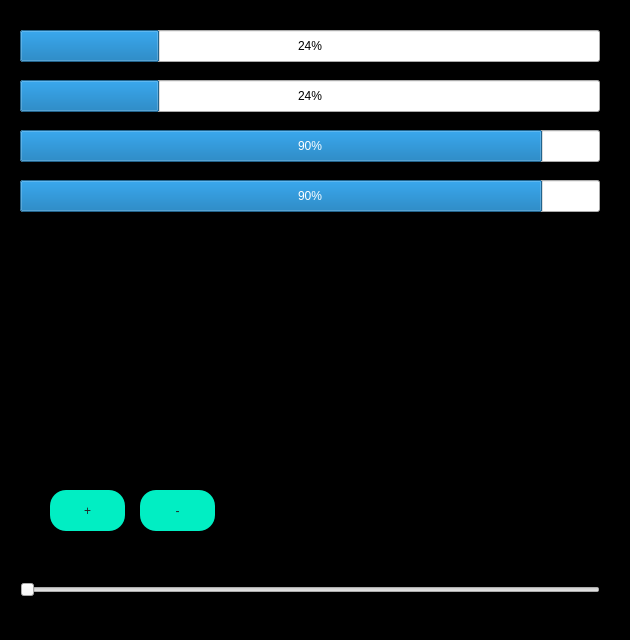
First picture: the form in progress/progressTest.ui, repository KikyoShaw/QtWidgetsApplication, before the edit.
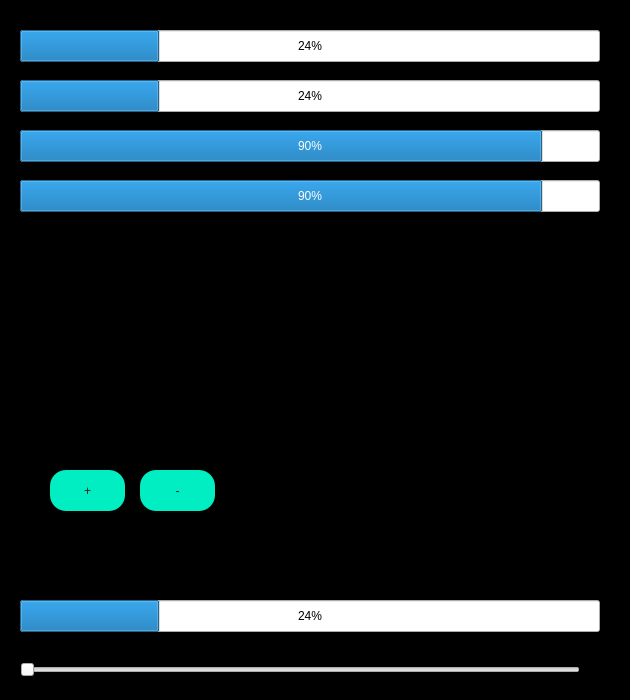
Second picture: the form after the edit. Custom widgets are drawn as their Qt base class.

What changed in the file:
```diff
--- a/progress/progressTest.ui
+++ b/progress/progressTest.ui
@@ -7,19 +7,19 @@
     <x>0</x>
     <y>0</y>
     <width>630</width>
-    <height>640</height>
+    <height>700</height>
    </rect>
   </property>
   <property name="minimumSize">
    <size>
     <width>630</width>
-    <height>640</height>
+    <height>700</height>
    </size>
   </property>
   <property name="maximumSize">
    <size>
     <width>630</width>
-    <height>640</height>
+    <height>700</height>
    </size>
   </property>
   <property name="windowTitle">
@@ -44,7 +44,7 @@
    <property name="geometry">
     <rect>
      <x>50</x>
-     <y>490</y>
+     <y>470</y>
      <width>75</width>
      <height>41</height>
     </rect>
@@ -57,7 +57,7 @@
    <property name="geometry">
     <rect>
      <x>140</x>
-     <y>490</y>
+     <y>470</y>
      <width>75</width>
      <height>41</height>
     </rect>
@@ -83,8 +83,8 @@
    <property name="geometry">
     <rect>
      <x>20</x>
-     <y>580</y>
-     <width>580</width>
+     <y>660</y>
+     <width>560</width>
      <height>19</height>
     </rect>
    </property>
@@ -174,6 +174,19 @@
     </rect>
    </property>
   </widget>
+  <widget class="vpkProgressBar" name="progressBar_pk">
+   <property name="geometry">
+    <rect>
+     <x>20</x>
+     <y>600</y>
+     <width>580</width>
+     <height>32</height>
+    </rect>
+   </property>
+   <property name="value">
+    <number>24</number>
+   </property>
+  </widget>
  </widget>
  <layoutdefault spacing="6" margin="11"/>
  <customwidgets>
@@ -215,6 +228,11 @@
    <header location="global">batteryprogressbar.h</header>
    <container>1</container>
   </customwidget>
+  <customwidget>
+   <class>vpkProgressBar</class>
+   <extends>QProgressBar</extends>
+   <header location="global">vpkprogressbar.h</header>
+  </customwidget>
  </customwidgets>
  <resources>
   <include location="progressTest.qrc"/>
```
